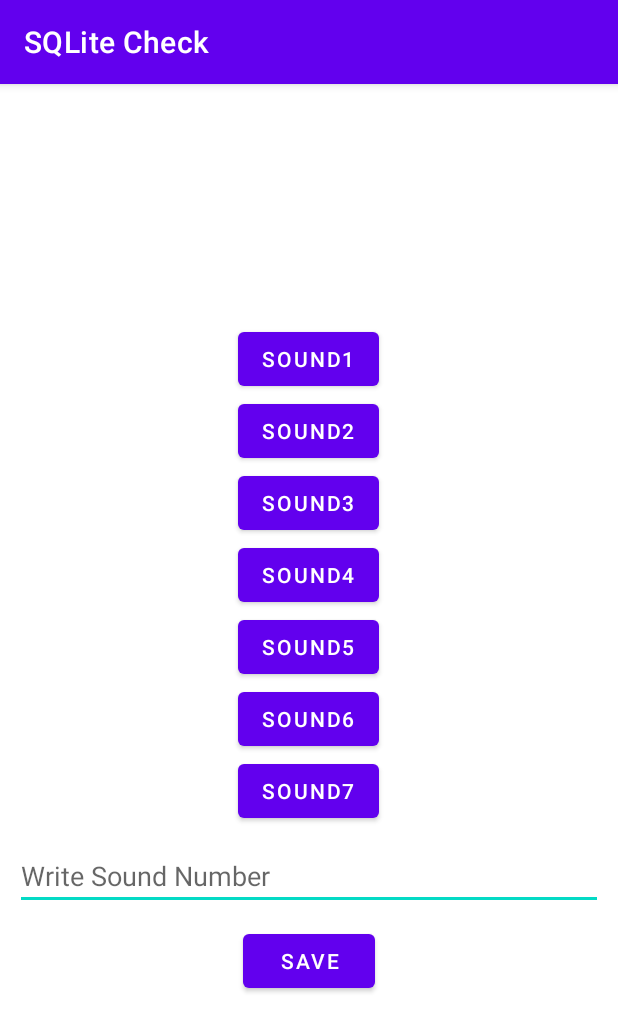
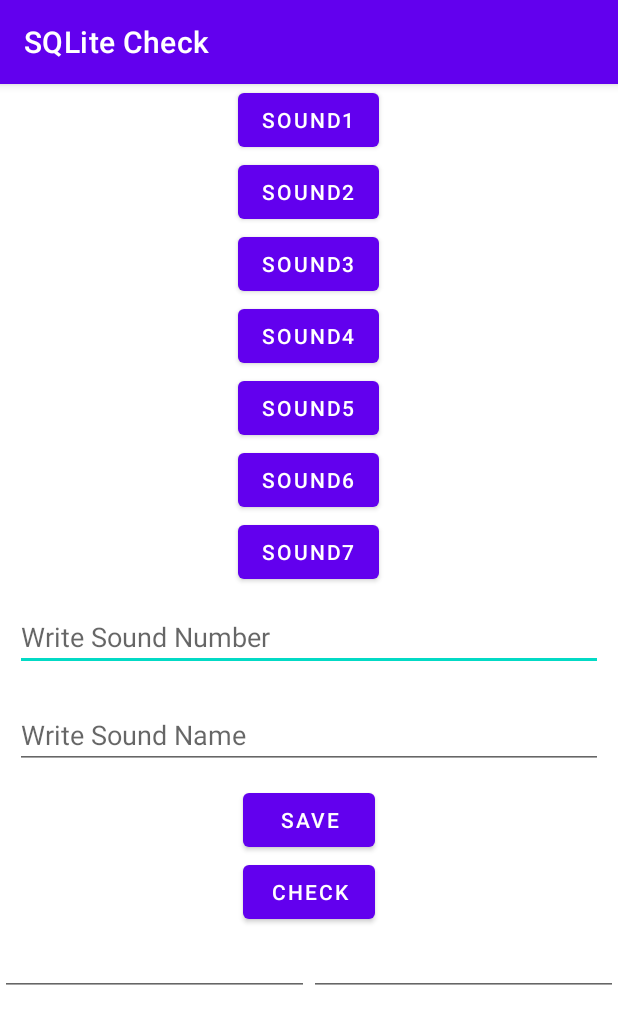
Before and after one commit to ydshinkk/SoundTest, an Android app: the sound_sqlite screen opened directly, with no data from a screen before it, on a phone screen of 412 x 824 dp. Shown: the top 1032 px of the screen. Run offline under Robolectric (Android 15) with nearby library versions, the phone set to English and light mode, and no system bars.

Commit message:
Write SQLite Code2 - 221213 02:43 // Failed..

```diff
--- a/app/src/main/java/com/mobile/soundtest/sound_sqlite.java
+++ b/app/src/main/java/com/mobile/soundtest/sound_sqlite.java
@@ -2,6 +2,7 @@ package com.mobile.soundtest;
 
 import android.annotation.SuppressLint;
 import android.content.Context;
+import android.database.Cursor;
 import android.database.sqlite.SQLiteDatabase;
 import android.database.sqlite.SQLiteOpenHelper;
 import android.media.MediaPlayer;
@@ -16,10 +17,9 @@ import androidx.appcompat.app.AppCompatActivity;
 public class sound_sqlite extends AppCompatActivity {
 
     myDBHelper myDBHelper;
+    EditText et_saveNum;
+    Button btn_Insert, btn_sound1;
     SQLiteDatabase sqlDB;
-    EditText et_saveName;
-    Button btn_save;
-    Button btn_sound1;
 
     @Override
     protected void onCreate(Bundle savedInstanceState) {
@@ -27,45 +27,40 @@ public class sound_sqlite extends AppCompatActivity {
         setContentView(R.layout.sound_sqlite);
         setTitle("SQLite Check");
 
+        et_saveNum = (EditText) findViewById(R.id.et_saveNum);
+        btn_Insert = (Button) findViewById(R.id.btn_Insert);
+        btn_sound1 = (Button) findViewById(R.id.btn_sound1);
+
         myDBHelper = new myDBHelper(this);
-        btn_save.setOnClickListener(new View.OnClickListener() {
+        btn_Insert.setOnClickListener(new View.OnClickListener() {
             @SuppressLint("WrongConstant")
             @Override
             public void onClick(View v) {
                 sqlDB = myDBHelper.getWritableDatabase();
-                sqlDB.execSQL("INSERT INTO DBSoundCheck VALUES ( '" + et_saveName.getText().toString() + "' , ");
+                sqlDB.execSQL("INSERT INTO groupTBL VALUES ( '" + et_saveNum.getText().toString() + "' , ");
                 sqlDB.close();
                 Toast.makeText(getApplicationContext(),"입력됨",0).show();
             }
         });
 
-        btn_sound1 = (Button) findViewById(R.id.btn_sound1);
-        MediaPlayer mediaPlayer = MediaPlayer.create(this, R.raw.sound1);
-        btn_sound1.setOnClickListener(new View.OnClickListener() {
-            @Override
-            public void onClick(View v) {
-                mediaPlayer.start();
-            }
-        });
 
     }
 
     public class myDBHelper extends SQLiteOpenHelper {
-
         public myDBHelper(Context context) {
             super(context, "DBSoundCheck", null, 1);
         }
 
         @Override
         public void onCreate(SQLiteDatabase db) {
-            db.execSQL("CREATE TABLE DBSoundCheck ( sNumber INTEGER PRIMARY KEY);");
+            db.execSQL("CREATE TABLE groupTBL ( gName CHAR(20) PRIMARY KEY,gNumber INTEGER);");
         }
 
         @Override
         public void onUpgrade(SQLiteDatabase db, int oldVersion, int newVersion) {
-            db.execSQL("DROP TABLE IF EXISTS DBSoundCheck");
+            db.execSQL("DROP TABLE IF EXISTS groupTBL");
             onCreate(db);
+
         }
     }
-
 }
--- a/app/src/main/res/layout/sound_sqlite.xml
+++ b/app/src/main/res/layout/sound_sqlite.xml
@@ -57,16 +57,49 @@
     <!--s2301d04-->
 
     <EditText
-        android:id="@+id/et_saveName"
+        android:id="@+id/et_saveNum"
         android:layout_width="match_parent"
         android:layout_height="wrap_content"
         android:layout_margin="10dp"
         android:hint="Write Sound Number" />
 
+    <EditText
+        android:id="@+id/et_saveName"
+        android:layout_width="match_parent"
+        android:layout_height="wrap_content"
+        android:layout_margin="10dp"
+        android:hint="Write Sound Name" />
+
     <Button
-        android:id="@+id/btn_save"
+        android:id="@+id/btn_Insert"
         android:text="save"
         android:layout_width="wrap_content"
         android:layout_height="wrap_content" />
 
+    <Button
+        android:id="@+id/btn_Check"
+        android:text="check"
+        android:layout_width="wrap_content"
+        android:layout_height="wrap_content" />
+
+    <LinearLayout
+        android:layout_width="fill_parent"
+        android:layout_height="0dip"
+        android:orientation="horizontal"
+        android:layout_weight="8">
+
+        <EditText
+            android:id="@+id/edtNumResult"
+            android:layout_width="fill_parent"
+            android:layout_height="wrap_content"
+            android:layout_weight="1"/>
+
+        <EditText
+            android:id="@+id/edtNameResult"
+            android:layout_width="fill_parent"
+            android:layout_height="wrap_content"
+            android:layout_weight="1"/>
+
+    </LinearLayout>
+
 </LinearLayout>
```
Also changed, not shown: app/src/main/AndroidManifest.xml (+13 -0 lines), app/src/main/java/com/mobile/soundtest/MainActivity2.java (added, +99 -0 lines), app/src/main/res/layout/activity_main2.xml (added, +98 -0 lines), 1 other file.
